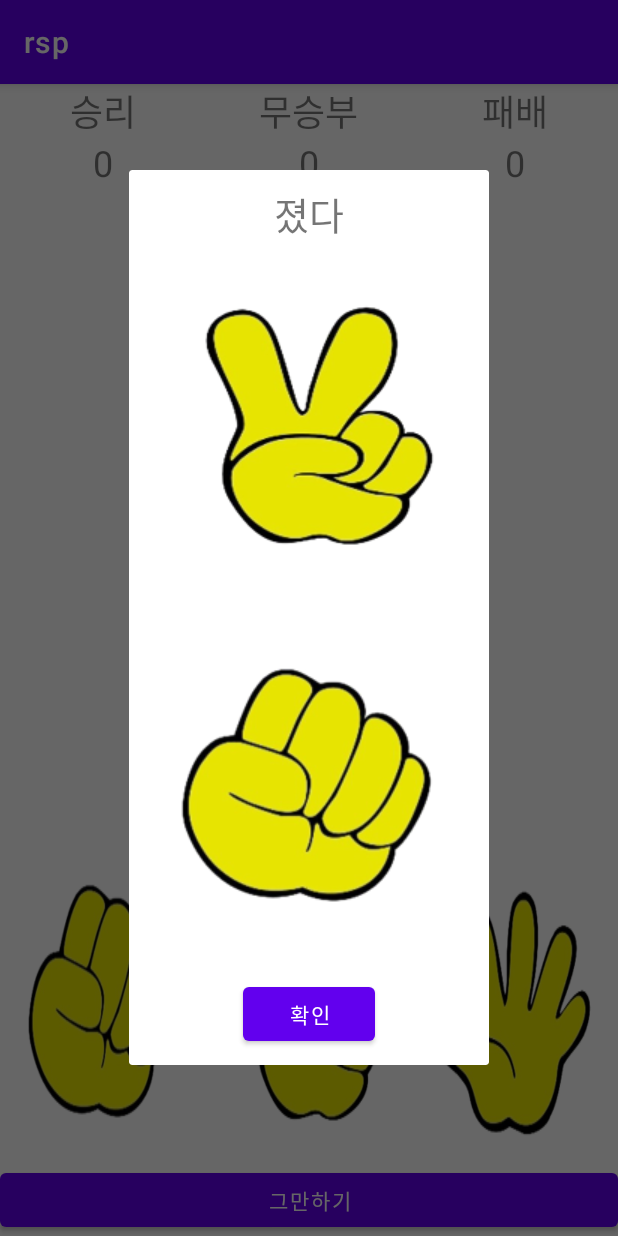
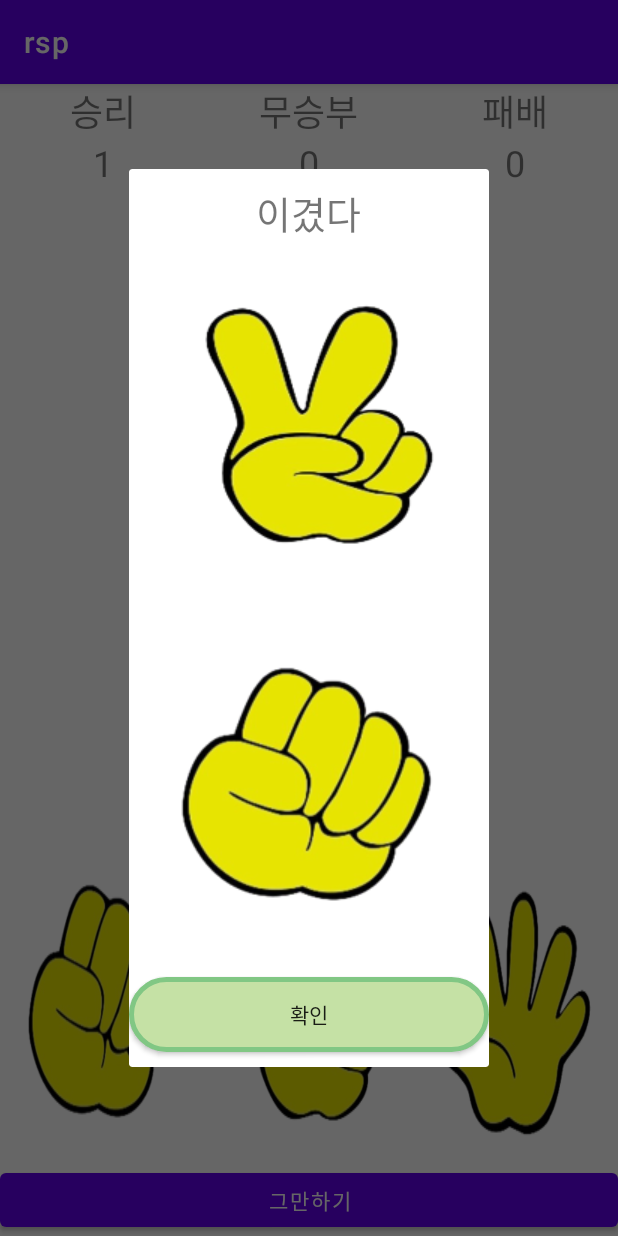
Before and after one commit to devaspirant0510/RockScissorsPaper, an Android app: the fragment RspFragment placed in its activity, after a tap on an icon or button, on a phone screen of 412 x 824 dp. Run offline under Robolectric (Android 15) with nearby library versions, the phone set to English and light mode, and no system bars.

Commit message:
최종 완성

```diff
--- a/app/app/src/main/java/com/example/rsp/ResultDialog.kt
+++ b/app/app/src/main/java/com/example/rsp/ResultDialog.kt
@@ -1,9 +1,6 @@
 package com.example.rsp
 
-import android.app.Dialog
-import android.content.Context
 import android.os.Bundle
-import android.util.Log
 import android.view.LayoutInflater
 import android.view.View
 import android.view.ViewGroup
@@ -12,15 +9,29 @@ import androidx.fragment.app.DialogFragment
 import java.util.Random
 import java.util.logging.Level
 
-class ResultDialog(var you: Int) : DialogFragment() {
+class ResultDialog(var you: Int, winTv: TextView, loseTv:TextView, drawTv:TextView) : DialogFragment() {
+
     private val random = Random()
     private var resultTv: TextView? = null
+    private var winScore: TextView? = winTv
+    private var loseScore: TextView = loseTv
+    private var drawScore: TextView = drawTv
+    private var comImg:ImageButton? = null
+    private var myImg:ImageButton? = null
+
+    private lateinit var listener : DialogCallbackListener
+
+    interface DialogCallbackListener{
+        fun onClick(winScore:Int, drawScore:Int, loseScore:Int)
+    }
+
 
     override fun onCreateView(
         inflater: LayoutInflater,
         container: ViewGroup?,
         savedInstanceState: Bundle?
     ): View {
+        // onCreateView 생명주기에서 result layout 을 inflate 시키고 그 뷰를 리턴
         val view:View = inflater.inflate(R.layout.result_layout,container,false)
         init(view)
         return view
@@ -28,6 +39,9 @@ class ResultDialog(var you: Int) : DialogFragment() {
     }
 
     private fun init(view: View) {
+        comImg = view.findViewById<ImageButton>(R.id.com_img)
+        myImg = view.findViewById<ImageButton>(R.id.my_img)
+
         // 컴퓨터가 낸값을 랜덤으로 설정
         val comRand = rand(-1,2)
         // 내가 낸 값과 컴퓨터가 낸값으로 승리여뷰 판단
@@ -37,17 +51,16 @@ class ResultDialog(var you: Int) : DialogFragment() {
         // 상태값을 받아와 텍스트 뷰에 적용 -> UI 연결
         updateStateMessage(state)
         // 이미지 뷰 적용 -> UI 연결
-        updateUi(view,this.you,comRand)
+        updateUi(this.you,comRand)
 
         // 버튼 눌렀을때 다이얼로그 종료
         val exit:Button = view.findViewById<Button>(R.id.exit)
         exit.setOnClickListener{
             dismiss()
         }
+    }
 
-
-
-    }
+    // 게임 승리여부에 따라 메시지를 보여줌
     private fun updateStateMessage(state: Int){
         if (state == Define.LOSE){
             resultTv?.text = "졌다"
@@ -59,6 +72,7 @@ class ResultDialog(var you: Int) : DialogFragment() {
             resultTv?.text = "무승부"
         }
     }
+    // 이미지 id 값을 리턴해줌
     private fun checkImg(num:Int): Int {
         if (num==-1){
             return R.drawable.r
@@ -70,27 +84,29 @@ class ResultDialog(var you: Int) : DialogFragment() {
             return R.drawable.p
         }
     }
-    private fun updateUi(view:View,you: Int,com: Int){
-        val comImg = view.findViewById<ImageButton>(R.id.com_img)
-        val myImg = view.findViewById<ImageButton>(R.id.my_img)
+    // 가위 바위 보 의 값을 받아 화면에 이미지로 바꿔서 보여줌
+    private fun updateUi(you: Int,com: Int){
         comImg?.setBackgroundResource(checkImg(com))
         myImg?.setBackgroundResource(checkImg(you))
-
-
-
     }
 
     // 자바스크립트 로직 참고
     private fun check(user:Int,com:Int):Int{
         if (user==com){
+            drawScore.text = (drawScore.text.toString().toInt()+1).toString()
+
             return Define.DRAW
         }
 
         val checkNum:Int = user-com
-        Toast.makeText(context,checkNum.toString(),Toast.LENGTH_SHORT).show()
-        return if (checkNum==1 && checkNum == -2){
+
+        return if (checkNum==-1 || checkNum == 2){
+            winScore?.text = (winScore?.text.toString().toInt()+1).toString()
+
             Define.WIN
         } else{
+            loseScore.text = (loseScore.text.toString().toInt()+1).toString()
+
             Define.LOSE
         }
 
--- a/app/app/src/main/java/com/example/rsp/RspFragment.kt
+++ b/app/app/src/main/java/com/example/rsp/RspFragment.kt
@@ -7,10 +7,15 @@ import android.view.View
 import android.view.ViewGroup
 import android.widget.ImageButton
 import android.widget.TextView
+import android.widget.Toast
 import androidx.fragment.app.Fragment
-import androidx.fragment.app.FragmentManager
 
 class RspFragment: Fragment(){
+
+    override fun onCreate(savedInstanceState: Bundle?) {
+        super.onCreate(savedInstanceState)
+        val a = arguments?.getInt("winScore")
+    }
     override fun onCreateView(
         inflater: LayoutInflater,
         container: ViewGroup?,
@@ -22,25 +27,25 @@ class RspFragment: Fragment(){
     }
 
     private fun init(root: View?) {
+        // 화면에 있는 뷰를 findVidwById 로 연결
         val scissor = root?.findViewById<ImageButton>(R.id.btn_scissor)
         val rock = root?.findViewById<ImageButton>(R.id.btn_rock)
         val paper = root?.findViewById<ImageButton>(R.id.btn_paper)
-        val winScore:Int = root?.findViewById<TextView>(R.id.win_score)?.text.toString().toInt()
-        val loseScore:Int = root?.findViewById<TextView>(R.id.lose_score)?.text.toString().toInt()
-        val drawScore:Int = root?.findViewById<TextView>(R.id.draw_score)?.text.toString().toInt()
-
+        val winScore: TextView? = root?.findViewById<TextView>(R.id.win_score)
+        val loseScore: TextView? = root?.findViewById<TextView>(R.id.lose_score)
+        val drawScore: TextView? = root?.findViewById<TextView>(R.id.draw_score)
+        // 가위 바위 보를 누르는거에 따라 콜백 메스드를 실행시키고
+        // 승리,무승부,패배를 업데이트하기 위해 파라미터로 전달
         rock?.setOnClickListener{
-            val dialog:ResultDialog = ResultDialog(Define.ROCK)
-
+            val dialog:ResultDialog = ResultDialog(Define.ROCK,winScore!!,loseScore!!, drawScore!!)
             dialog.show(activity!!.supportFragmentManager,"s");
         }
         scissor?.setOnClickListener {
-            val dialog:ResultDialog = ResultDialog(Define.SICSSOR)
-
+            val dialog:ResultDialog = ResultDialog(Define.SICSSOR,winScore!!,loseScore!!, drawScore!!)
             dialog.show(activity!!.supportFragmentManager,"s");
         }
         paper?.setOnClickListener {
-            val dialog:ResultDialog = ResultDialog(Define.PAPER)
+            val dialog:ResultDialog = ResultDialog(Define.PAPER,winScore!!,loseScore!!, drawScore!!)
 
             dialog.show(activity!!.supportFragmentManager,"s");
 
@@ -50,14 +55,4 @@ class RspFragment: Fragment(){
 
     }
 
-    override fun onPause() {
-        super.onPause()
-        Log.e("dd", "onPause:" )
-    }
-
-    override fun onStop() {
-        super.onStop()
-        Log.e("sd","onStop")
-    }
-
 }
--- a/app/app/src/main/res/drawable/bottom_navi_shape.xml
+++ b/app/app/src/main/res/drawable/bottom_navi_shape.xml
@@ -1,5 +1,8 @@
 <?xml version="1.0" encoding="utf-8"?>
-<shape xmlns:android="http://schemas.android.com/apk/res/android">
+<shape xmlns:android="http://schemas.android.com/apk/res/android"
+    android:shape="rectangle">
+    <solid android:color="@android:color/white"/>
+
     <size
         android:width="300dp"
         android:height="500dp"/>
@@ -12,5 +15,4 @@
         android:topLeftRadius="20dp"
         android:topRightRadius="20dp"/>
 
-
 </shape>
--- /dev/null
+++ b/app/app/src/main/res/drawable/button_shape.xml
@@ -0,0 +1,15 @@
+<?xml version="1.0" encoding="utf-8"?>
+<shape xmlns:android="http://schemas.android.com/apk/res/android"
+    android:shape="rectangle">
+    <solid
+        android:color="#C5E1A5"/>
+    <corners
+        android:radius="45dp"/>
+    <size
+        android:width="300dp"
+        android:height="140dp"/>
+    <stroke
+        android:width="3dp"
+        android:color="#81C784"/>
+
+</shape>
--- a/app/app/src/main/res/layout/result_layout.xml
+++ b/app/app/src/main/res/layout/result_layout.xml
@@ -26,14 +26,15 @@
         android:layout_margin="20dp"
         android:layout_width="wrap_content"
         android:layout_height="wrap_content"/>
-    <Button
+    <androidx.appcompat.widget.AppCompatButton
         android:id="@+id/exit"
         android:text="확인"
+        android:background="@drawable/button_shape"
         android:layout_marginTop="10dp"
         android:layout_marginBottom="10dp"
         android:layout_gravity="center"
-        android:layout_width="wrap_content"
-        android:layout_height="wrap_content"/>
+        android:layout_width="240dp"
+        android:layout_height="50dp"/>
 
 
 </LinearLayout>
```
Also changed, not shown: app/app/src/main/java/com/example/rsp/CustomBottomSheet.kt (renamed from app/app/src/main/java/com/example/rsp/NameBottomSheet.kt, +11 -4 lines), app/app/src/main/java/com/example/rsp/MainActivity.kt (+8 -14 lines), app/app/src/main/res/layout/dialog_user_name.xml (+5 -5 lines), app/app/src/main/res/values/themes.xml (+21 -0 lines).
